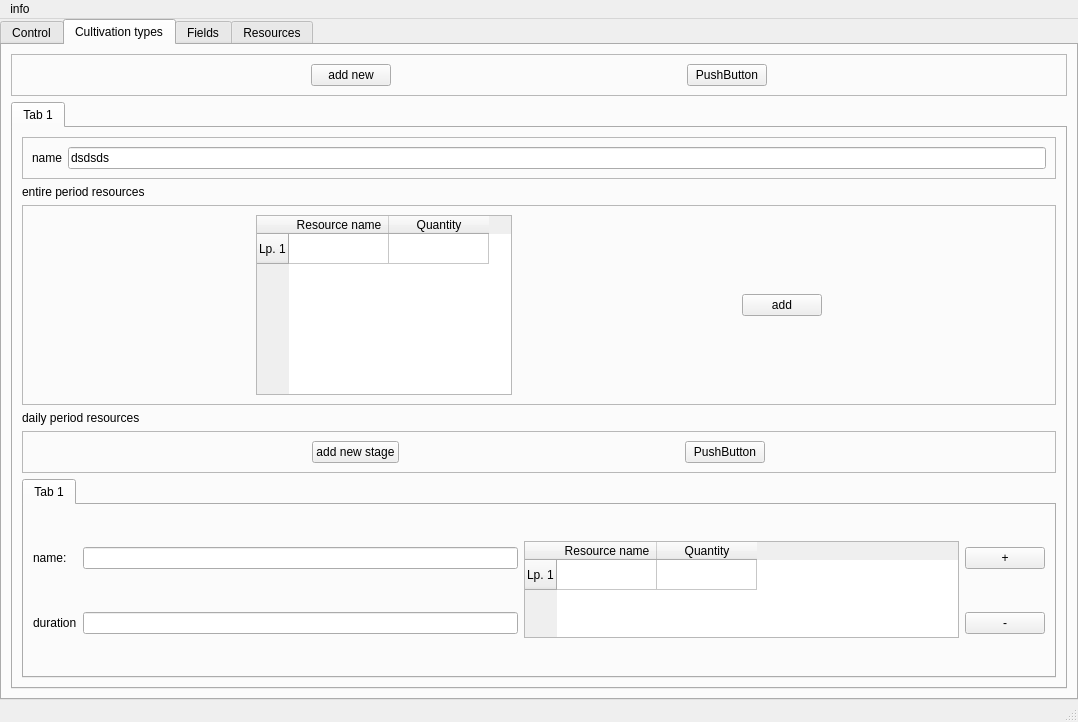
Old version of the form gui/form.ui in the repository hudaszekpiotr/InzynierkaProgram.
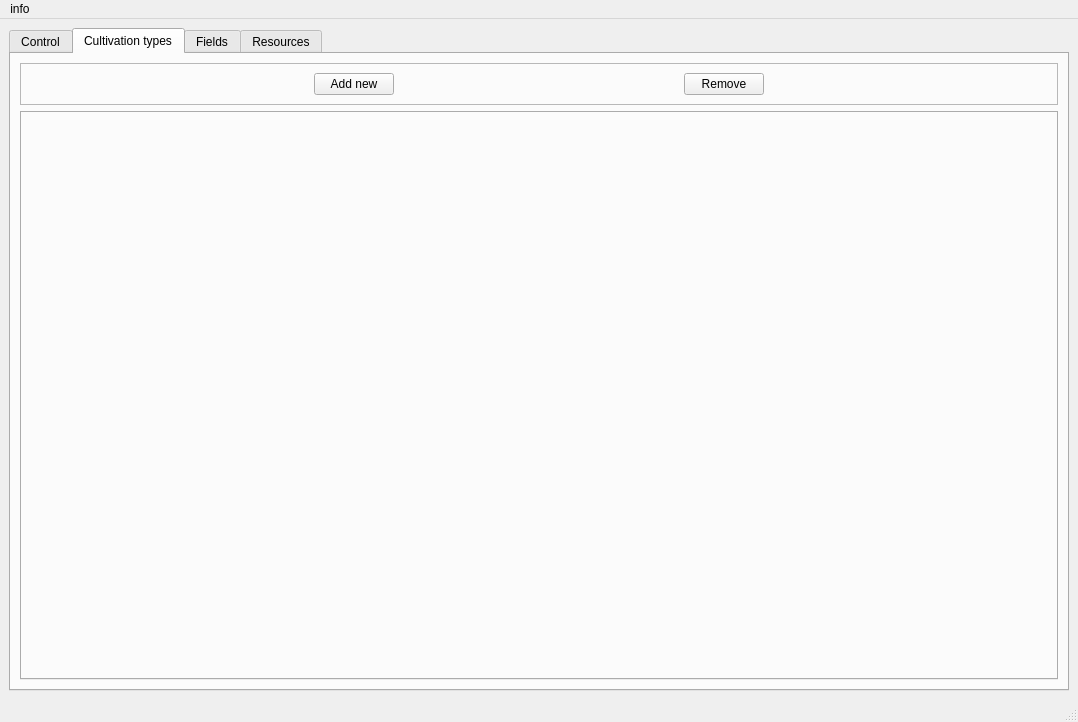
New version of the form. The open tabs and pages were chosen to show the change.

```diff
--- a/gui/form.ui
+++ b/gui/form.ui
@@ -29,23 +29,8 @@
      <verstretch>200</verstretch>
     </sizepolicy>
    </property>
-   <layout class="QHBoxLayout" name="horizontalLayout_2">
-    <property name="spacing">
-     <number>0</number>
-    </property>
-    <property name="leftMargin">
-     <number>0</number>
-    </property>
-    <property name="topMargin">
-     <number>0</number>
-    </property>
-    <property name="rightMargin">
-     <number>0</number>
-    </property>
-    <property name="bottomMargin">
-     <number>0</number>
-    </property>
-    <item>
+   <layout class="QGridLayout" name="gridLayout_4">
+    <item row="0" column="0">
      <widget class="QTabWidget" name="tabWidget">
       <property name="sizePolicy">
        <sizepolicy hsizetype="Expanding" vsizetype="Expanding">
@@ -53,6 +38,9 @@
         <verstretch>200</verstretch>
        </sizepolicy>
       </property>
+      <property name="tabPosition">
+       <enum>QTabWidget::North</enum>
+      </property>
       <property name="currentIndex">
        <number>3</number>
       </property>
@@ -136,238 +124,6 @@
           <property name="currentIndex">
            <number>0</number>
           </property>
-          <widget class="QWidget" name="type_tab_1">
-           <attribute name="title">
-            <string>Tab 1</string>
-           </attribute>
-           <layout class="QVBoxLayout" name="verticalLayout">
-            <item>
-             <widget class="QFrame" name="frame_5">
-              <property name="sizePolicy">
-               <sizepolicy hsizetype="Preferred" vsizetype="Fixed">
-                <horstretch>0</horstretch>
-                <verstretch>0</verstretch>
-               </sizepolicy>
-              </property>
-              <property name="frameShape">
-               <enum>QFrame::StyledPanel</enum>
-              </property>
-              <property name="frameShadow">
-               <enum>QFrame::Raised</enum>
-              </property>
-              <layout class="QHBoxLayout" name="horizontalLayout_3">
-               <item>
-                <widget class="QLabel" name="label_2">
-                 <property name="text">
-                  <string>name</string>
-                 </property>
-                </widget>
-               </item>
-               <item>
-                <widget class="QLineEdit" name="lineEdit">
-                 <property name="text">
-                  <string>dsdsds</string>
-                 </property>
-                </widget>
-               </item>
-              </layout>
-             </widget>
-            </item>
-            <item>
-             <widget class="QLabel" name="label_3">
-              <property name="sizePolicy">
-               <sizepolicy hsizetype="Fixed" vsizetype="Fixed">
-                <horstretch>0</horstretch>
-                <verstretch>0</verstretch>
-               </sizepolicy>
-              </property>
-              <property name="text">
-               <string>entire period resources</string>
-              </property>
-             </widget>
-            </item>
-            <item>
-             <widget class="QFrame" name="frame_2">
-              <property name="frameShape">
-               <enum>QFrame::StyledPanel</enum>
-              </property>
-              <property name="frameShadow">
-               <enum>QFrame::Raised</enum>
-              </property>
-              <layout class="QHBoxLayout" name="horizontalLayout_4">
-               <item>
-                <widget class="QTableWidget" name="cultTypesPeriodResources">
-                 <property name="sizePolicy">
-                  <sizepolicy hsizetype="Fixed" vsizetype="Preferred">
-                   <horstretch>0</horstretch>
-                   <verstretch>0</verstretch>
-                  </sizepolicy>
-                 </property>
-                 <row>
-                  <property name="text">
-                   <string>Lp. 1</string>
-                  </property>
-                 </row>
-                 <column>
-                  <property name="text">
-                   <string>Resource name</string>
-                  </property>
-                 </column>
-                 <column>
-                  <property name="text">
-                   <string>Quantity</string>
-                  </property>
-                 </column>
-                </widget>
-               </item>
-               <item>
-                <widget class="QPushButton" name="cultTypesPeriodResourcesAddRow">
-                 <property name="sizePolicy">
-                  <sizepolicy hsizetype="Fixed" vsizetype="Fixed">
-                   <horstretch>0</horstretch>
-                   <verstretch>0</verstretch>
-                  </sizepolicy>
-                 </property>
-                 <property name="text">
-                  <string>add</string>
-                 </property>
-                </widget>
-               </item>
-              </layout>
-             </widget>
-            </item>
-            <item>
-             <widget class="QLabel" name="label_4">
-              <property name="sizePolicy">
-               <sizepolicy hsizetype="Preferred" vsizetype="Fixed">
-                <horstretch>0</horstretch>
-                <verstretch>0</verstretch>
-               </sizepolicy>
-              </property>
-              <property name="text">
-               <string>daily period resources</string>
-              </property>
-             </widget>
-            </item>
-            <item>
-             <widget class="QFrame" name="frame_6">
-              <property name="sizePolicy">
-               <sizepolicy hsizetype="Minimum" vsizetype="Fixed">
-                <horstretch>0</horstretch>
-                <verstretch>0</verstretch>
-               </sizepolicy>
-              </property>
-              <property name="frameShape">
-               <enum>QFrame::StyledPanel</enum>
-              </property>
-              <property name="frameShadow">
-               <enum>QFrame::Raised</enum>
-              </property>
-              <layout class="QHBoxLayout" name="horizontalLayout_5">
-               <item>
-                <widget class="QPushButton" name="cultTypesAddNewStage">
-                 <property name="sizePolicy">
-                  <sizepolicy hsizetype="Fixed" vsizetype="Fixed">
-                   <horstretch>0</horstretch>
-                   <verstretch>0</verstretch>
-                  </sizepolicy>
-                 </property>
-                 <property name="text">
-                  <string>add new stage</string>
-                 </property>
-                </widget>
-               </item>
-               <item>
-                <widget class="QPushButton" name="pushButton_4">
-                 <property name="sizePolicy">
-                  <sizepolicy hsizetype="Fixed" vsizetype="Fixed">
-                   <horstretch>0</horstretch>
-                   <verstretch>0</verstretch>
-                  </sizepolicy>
-                 </property>
-                 <property name="text">
-                  <string>PushButton</string>
-                 </property>
-                </widget>
-               </item>
-              </layout>
-             </widget>
-            </item>
-            <item>
-             <widget class="QTabWidget" name="stages">
-              <property name="sizePolicy">
-               <sizepolicy hsizetype="Minimum" vsizetype="Minimum">
-                <horstretch>0</horstretch>
-                <verstretch>0</verstretch>
-               </sizepolicy>
-              </property>
-              <property name="currentIndex">
-               <number>0</number>
-              </property>
-              <widget class="QWidget" name="tab_4">
-               <attribute name="title">
-                <string>Tab 1</string>
-               </attribute>
-               <layout class="QGridLayout" name="gridLayout_4">
-                <item row="0" column="0">
-                 <widget class="QLabel" name="label_5">
-                  <property name="text">
-                   <string>name:</string>
-                  </property>
-                 </widget>
-                </item>
-                <item row="0" column="1">
-                 <widget class="QLineEdit" name="lineEdit_2"/>
-                </item>
-                <item row="0" column="2" rowspan="2" alignment="Qt::AlignVCenter">
-                 <widget class="QTableWidget" name="tableWidget_2">
-                  <row>
-                   <property name="text">
-                    <string>Lp. 1</string>
-                   </property>
-                  </row>
-                  <column>
-                   <property name="text">
-                    <string>Resource name</string>
-                   </property>
-                  </column>
-                  <column>
-                   <property name="text">
-                    <string>Quantity</string>
-                   </property>
-                  </column>
-                 </widget>
-                </item>
-                <item row="0" column="3">
-                 <widget class="QPushButton" name="pushButton_5">
-                  <property name="text">
-                   <string>+</string>
-                  </property>
-                 </widget>
-                </item>
-                <item row="1" column="0">
-                 <widget class="QLabel" name="label_6">
-                  <property name="text">
-                   <string>duration</string>
-                  </property>
-                 </widget>
-                </item>
-                <item row="1" column="1">
-                 <widget class="QLineEdit" name="lineEdit_3"/>
-                </item>
-                <item row="1" column="3">
-                 <widget class="QPushButton" name="pushButton_6">
-                  <property name="text">
-                   <string>-</string>
-                  </property>
-                 </widget>
-                </item>
-               </layout>
-              </widget>
-             </widget>
-            </item>
-           </layout>
-          </widget>
          </widget>
         </item>
         <item row="0" column="0" rowspan="2">
@@ -394,7 +150,7 @@
               </sizepolicy>
              </property>
              <property name="text">
-              <string>add new</string>
+              <string>Add new</string>
              </property>
             </widget>
            </item>
@@ -407,7 +163,7 @@
               </sizepolicy>
              </property>
              <property name="text">
-              <string>PushButton</string>
+              <string>Remove</string>
              </property>
             </widget>
            </item>
```
Left out of the diff: 284 changed lines with no effect on the pictures.
